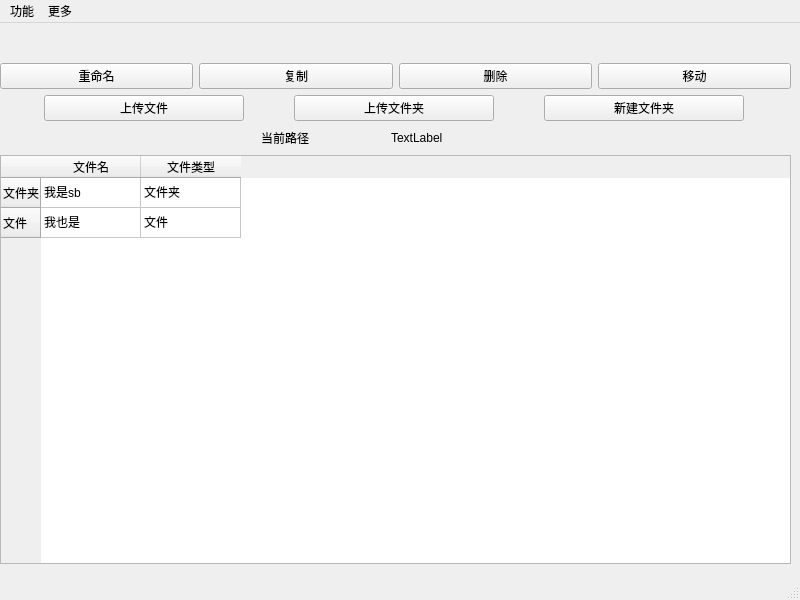
Above: client/netdisk.ui from DiDi-FanFan-JianJian/Jian-NetDisk before the change. Below: the same form after it.
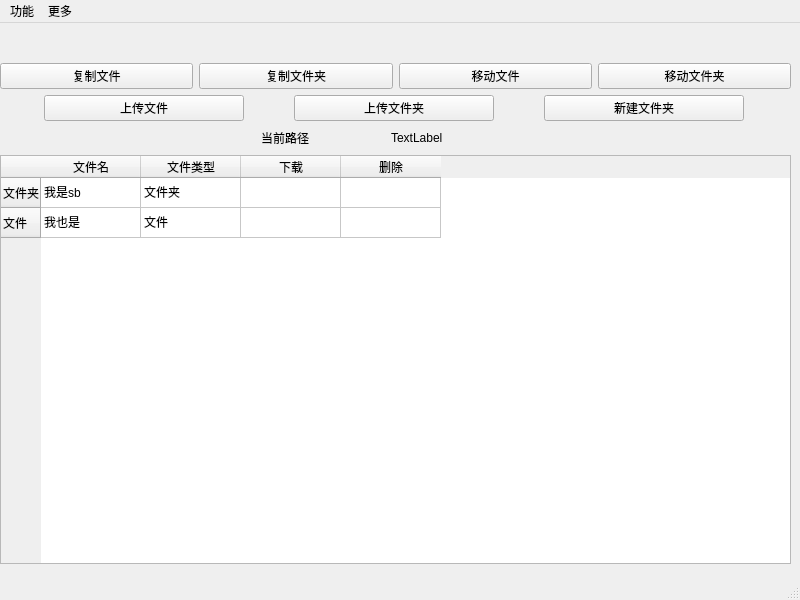
That is the form after the change. Icons and pictures are not drawn.

Patch:
```diff
--- a/client/netdisk.ui
+++ b/client/netdisk.ui
@@ -29,28 +29,28 @@
        <item>
         <widget class="QPushButton" name="rename_btn">
          <property name="text">
-          <string>重命名</string>
+          <string>复制文件</string>
          </property>
         </widget>
        </item>
        <item>
         <widget class="QPushButton" name="copy_btn">
          <property name="text">
-          <string>复制</string>
+          <string>复制文件夹</string>
          </property>
         </widget>
        </item>
        <item>
         <widget class="QPushButton" name="delete_btn">
          <property name="text">
-          <string>删除</string>
+          <string>移动文件</string>
          </property>
         </widget>
        </item>
        <item>
         <widget class="QPushButton" name="move_btn">
          <property name="text">
-          <string>移动</string>
+          <string>移动文件夹</string>
          </property>
         </widget>
        </item>
@@ -160,7 +160,7 @@
         <number>2</number>
        </property>
        <property name="columnCount">
-        <number>2</number>
+        <number>4</number>
        </property>
        <attribute name="horizontalHeaderVisible">
         <bool>true</bool>
@@ -185,6 +185,16 @@
          <string>文件类型</string>
         </property>
        </column>
+       <column>
+        <property name="text">
+         <string>下载</string>
+        </property>
+       </column>
+       <column>
+        <property name="text">
+         <string>删除</string>
+        </property>
+       </column>
        <item row="0" column="0">
         <property name="text">
          <string>我是sb</string>
@@ -199,6 +209,16 @@
          <string>文件夹</string>
         </property>
        </item>
+       <item row="0" column="2">
+        <property name="text">
+         <string/>
+        </property>
+       </item>
+       <item row="0" column="3">
+        <property name="text">
+         <string/>
+        </property>
+       </item>
        <item row="1" column="0">
         <property name="text">
          <string>我也是</string>
```
Left out of the diff: 8 changed lines with no effect on the pictures.
